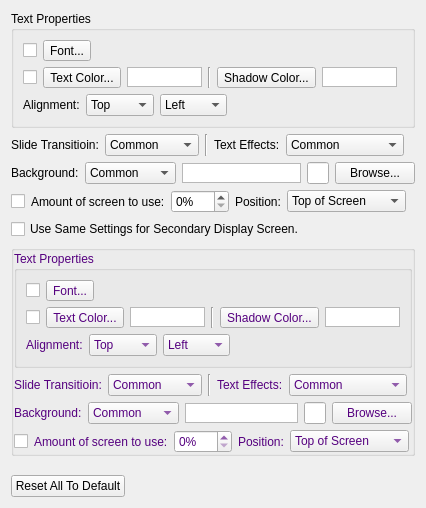
SoftProjector/src, file src/announcementsettingwidget.ui: the form before one commit.
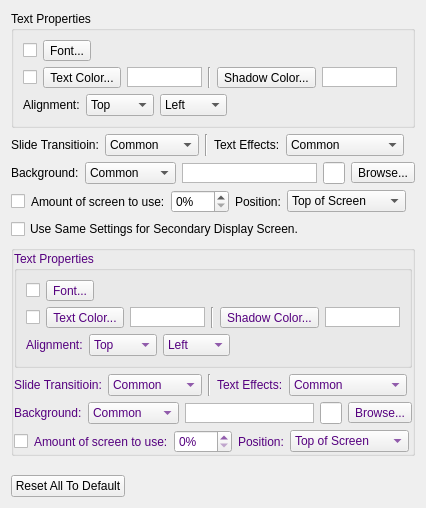
The form after the commit. Icons and pictures are not drawn.

Patch:
```diff
--- a/src/announcementsettingwidget.ui
+++ b/src/announcementsettingwidget.ui
@@ -6,7 +6,7 @@
    <rect>
     <x>0</x>
     <y>0</y>
-    <width>417</width>
+    <width>422</width>
     <height>508</height>
    </rect>
   </property>
@@ -465,12 +465,25 @@
       </widget>
      </item>
      <item>
-      <widget class="QPushButton" name="buttonBrowseBackground">
+      <widget class="QToolButton" name="toolButtonBrowseBackground">
        <property name="text">
         <string>Browse...</string>
        </property>
       </widget>
      </item>
+     <item>
+      <spacer name="horizontalSpacer_4">
+       <property name="orientation">
+        <enum>Qt::Horizontal</enum>
+       </property>
+       <property name="sizeHint" stdset="0">
+        <size>
+         <width>40</width>
+         <height>20</height>
+        </size>
+       </property>
+      </spacer>
+     </item>
     </layout>
    </item>
    <item>
@@ -1155,12 +1168,25 @@
          </widget>
         </item>
         <item>
-         <widget class="QPushButton" name="buttonBrowseBackground2">
+         <widget class="QToolButton" name="toolButtonBrowseBackground2">
           <property name="text">
            <string>Browse...</string>
           </property>
          </widget>
         </item>
+        <item>
+         <spacer name="horizontalSpacer_5">
+          <property name="orientation">
+           <enum>Qt::Horizontal</enum>
+          </property>
+          <property name="sizeHint" stdset="0">
+           <size>
+            <width>40</width>
+            <height>20</height>
+           </size>
+          </property>
+         </spacer>
+        </item>
        </layout>
       </item>
       <item>
```
